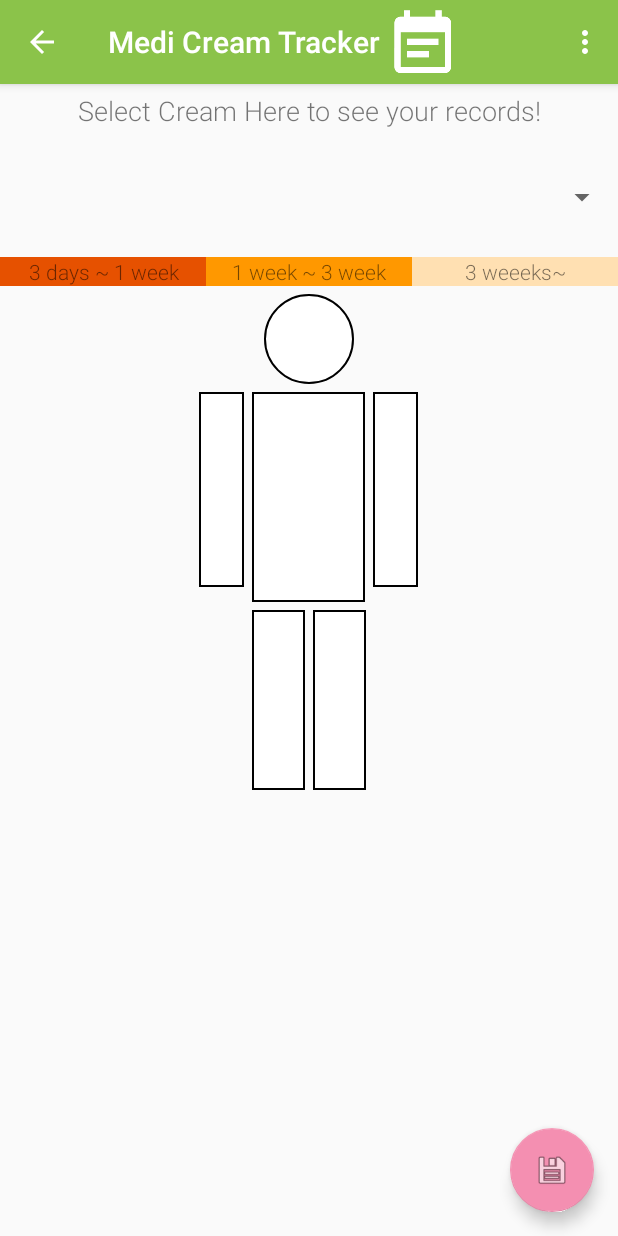
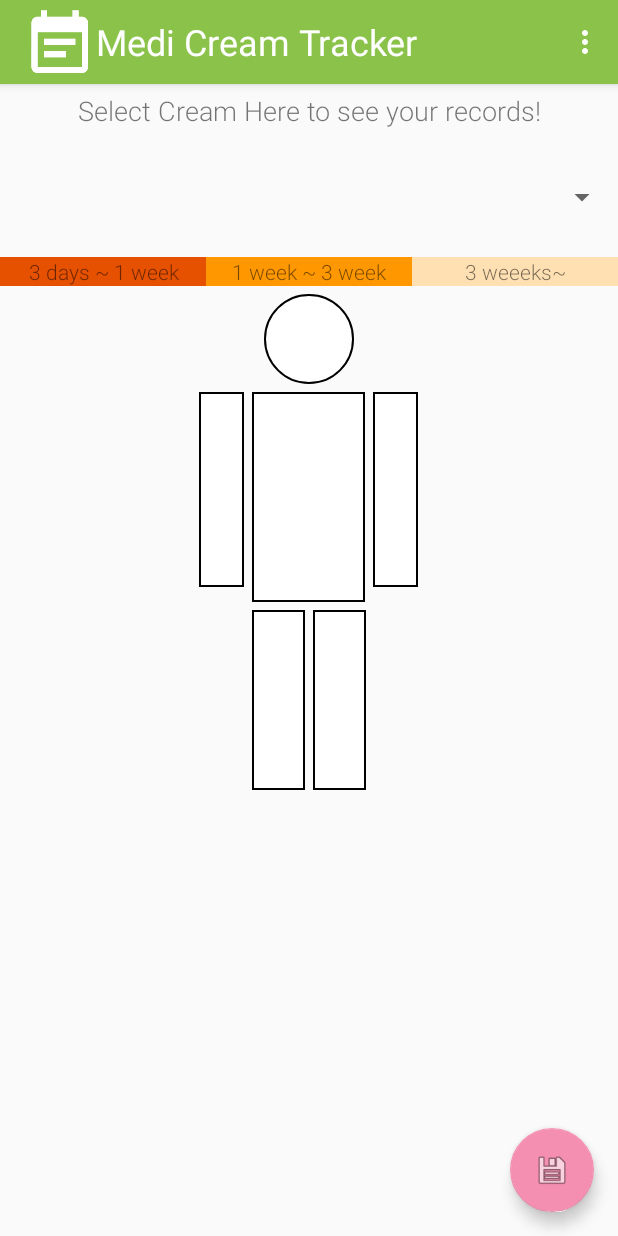
Before and after one commit to Masakore/Capstone-Project, an Android app: the screen it shows after launch (MainActivity), after a tap on "Here you can select your registered crea", on a phone screen of 412 x 824 dp. Run offline under Robolectric (Android 15) with nearby library versions, the phone set to English and light mode, and no system bars; 1 statement that could not run was skipped.

```diff
--- a/medicreamtracker/app/src/main/java/com/masakorelab/medicreamtracker/MainActivity.java
+++ b/medicreamtracker/app/src/main/java/com/masakorelab/medicreamtracker/MainActivity.java
@@ -35,12 +35,14 @@ public class MainActivity extends AppCompatActivity {
     super.onCreate(savedInstanceState);
     setContentView(R.layout.activity_main);
 
+    //Analytics initialization to keep using single instance
     AnalyticsApplication application = (AnalyticsApplication) getApplication();
     mTracker = application.getDefaultTracker();
 
     Toolbar toolbar = (Toolbar) findViewById(R.id.toolbar);
     setSupportActionBar(toolbar);
-    getSupportActionBar().setDisplayHomeAsUpEnabled(true);
+    getSupportActionBar().setDisplayHomeAsUpEnabled(false);
+    getSupportActionBar().setDisplayShowTitleEnabled(false);
 
     //https://github.com/sitepoint-editors/FloatingActionButton_Animation_Project/blob/master/FloatingActionButtonProject/app/src/main/java/com/valdio/valdioveliu/floatingactionbuttonproject/MainActivity.java
     fab = (FloatingActionButton) findViewById(R.id.fab);
@@ -79,7 +81,6 @@ public class MainActivity extends AppCompatActivity {
         startActivity(new Intent(MainActivity.this, RegisterActivity.class));
       }
     });
-
   }
 
   @Override
--- a/medicreamtracker/app/src/main/res/layout/activity_main.xml
+++ b/medicreamtracker/app/src/main/res/layout/activity_main.xml
@@ -23,9 +23,18 @@
             <ImageView
                 android:layout_width="wrap_content"
                 android:layout_height="wrap_content"
+                android:foregroundGravity="left"
                 android:src="@drawable/ic_logo"
                 android:contentDescription="@string/description_global_logo_img"
                 android:scaleType="center"/>
+
+            <TextView
+                android:layout_width="wrap_content"
+                android:layout_height="wrap_content"
+                android:text="@string/app_name"
+                android:textSize="@dimen/toolbar_title_size"
+                android:textColor="@color/white"
+                />
 
         </android.support.v7.widget.Toolbar>
 
--- a/medicreamtracker/app/src/main/res/layout/fragment_main.xml
+++ b/medicreamtracker/app/src/main/res/layout/fragment_main.xml
@@ -2,20 +2,10 @@
 <RelativeLayout xmlns:android="http://schemas.android.com/apk/res/android"
                 xmlns:tools="http://schemas.android.com/tools"
                 xmlns:app="http://schemas.android.com/apk/res-auto"
-                xmlns:ads="http://schemas.android.com/apk/res-auto"
                 android:layout_width="match_parent"
                 android:layout_height="match_parent"
                 tools:context="com.masakorelab.medicreamtracker.MainActivityFragment"
                 tools:showIn="@layout/activity_main">
-
-    <com.google.android.gms.ads.AdView
-        android:id="@+id/adView"
-        android:layout_width="wrap_content"
-        android:layout_height="wrap_content"
-        android:layout_centerHorizontal="true"
-        ads:adSize="BANNER"
-        ads:adUnitId="@string/banner_ad_unit_id">
-    </com.google.android.gms.ads.AdView>
 
     <TextView
         android:id="@+id/item_explanation_label"
@@ -26,7 +16,6 @@
         android:layout_marginTop="@dimen/activity_vertical_margin"
         android:textSize="18sp"
         android:text="@string/main_placeholder_name"
-        android:layout_below="@id/adView"
         />
 
     <Spinner
--- a/medicreamtracker/app/src/main/res/values/dimens.xml
+++ b/medicreamtracker/app/src/main/res/values/dimens.xml
@@ -14,6 +14,6 @@
     <dimen name="widget_min_resize_height">@dimen/widget_default_height</dimen>
     <dimen name="widget_min_resize_width">@dimen/widget_default_width</dimen>
     <dimen name="widget_text_size">20dp</dimen>
-
+    <dimen name="toolbar_title_size">24sp</dimen>
 
 </resources>
--- a/medicreamtracker/app/src/main/res/values/strings.xml
+++ b/medicreamtracker/app/src/main/res/values/strings.xml
@@ -5,7 +5,7 @@
     <string name="app_name">Medi Cream Tracker</string>
     <string name="action_settings">Settings</string>
     <string name="action_register">Register your cream type</string>
-    <string name="action_record">>Create Your Records</string>
+    <string name="action_record">Create Your Records</string>
     <string name="title_activity_register">Register your cream type</string>
     <string name="title_activity_record">Take record here</string>
     <string name="validation_empty">This is required field!</string>
```
Also changed, not shown: medicreamtracker/app/src/main/java/com/masakorelab/medicreamtracker/MainActivityFragment.java (+0 -13 lines), medicreamtracker/app/src/main/java/com/masakorelab/medicreamtracker/RecordActivity.java (+11 -0 lines), medicreamtracker/app/src/main/java/com/masakorelab/medicreamtracker/RegisterActivity.java (+10 -0 lines), medicreamtracker/app/src/main/java/com/masakorelab/medicreamtracker/RegisterActivityFragment.java (+11 -0 lines), medicreamtracker/app/src/main/res/layout/fragment_register.xml (+10 -2 lines).
